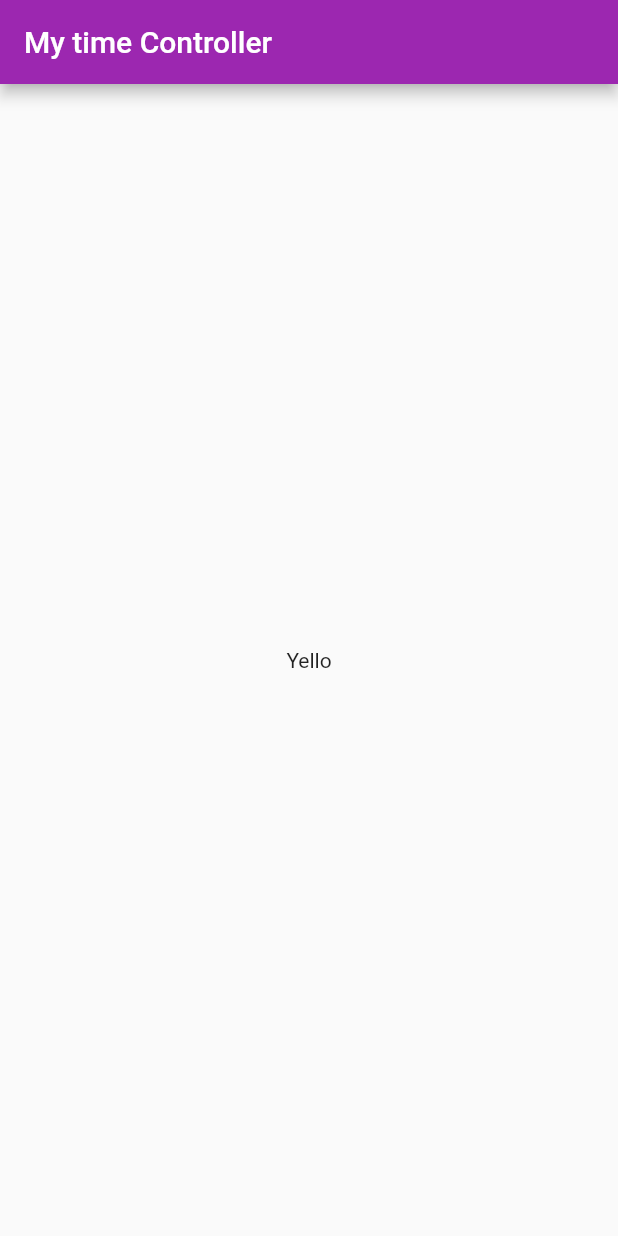
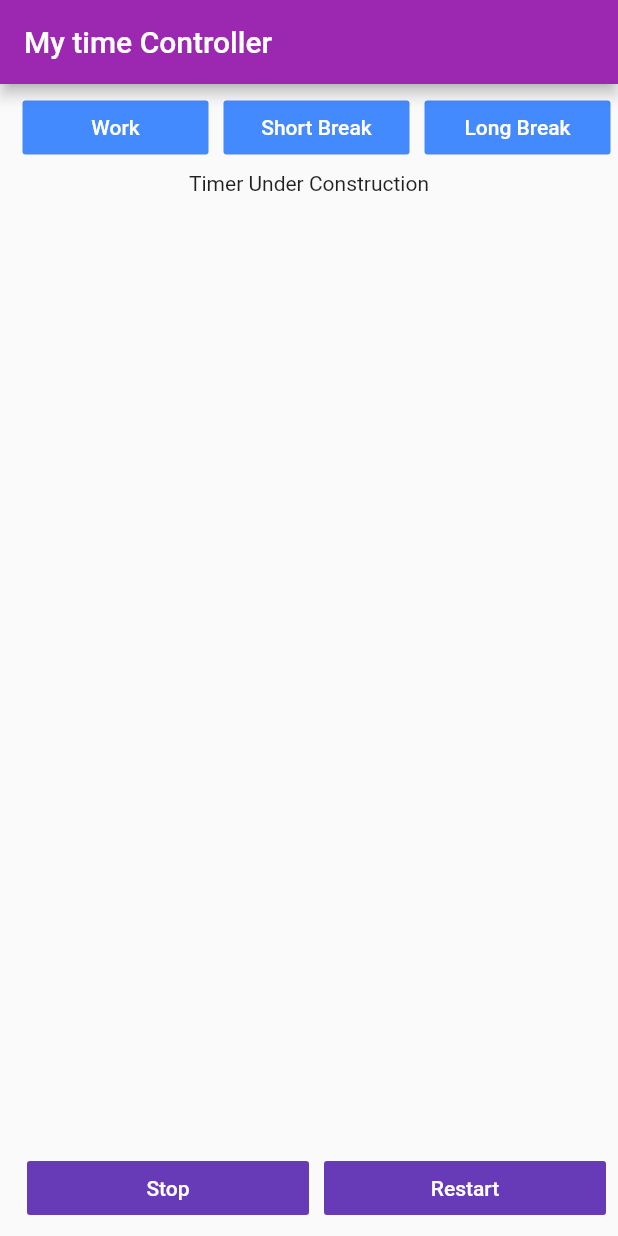
Before and after one commit to Wil-Wena/Productivity-App, a Flutter app: the screen it shows after launch, on a phone screen of 412 x 824 dp. Run offline on Flutter 3.47's test engine with Material 2 defaults, Android fonts, the phone set to English and light mode, and no system bars.

Commit message:
Timer Under Construction

```diff
--- /dev/null
+++ b/lib/Pages/TimeHomePage.dart
@@ -0,0 +1,78 @@
+import 'package:flutter/material.dart';
+import 'package:flutter/widgets.dart';
+import 'package:productivity_timer/main.dart';
+import 'package:productivity_timer/widgets/ProductivityButton.dart';
+
+class TimerHomePage extends StatelessWidget {
+  final Padding defaultPadding = const Padding(padding: EdgeInsets.all(5.0));
+
+  const TimerHomePage({Key? key}) : super(key: key);
+
+  @override
+  Widget build(BuildContext context) {
+    return SafeArea(
+      child: Scaffold(
+          appBar: AppBar(
+            title: const Text("My time Controller"),
+          ),
+          body: Column(
+            children: [
+              Padding(
+                padding: const EdgeInsets.all(5.0),
+                child: Row(
+                  mainAxisAlignment: MainAxisAlignment.start,
+                  crossAxisAlignment: CrossAxisAlignment.start,
+                  children: [
+                    defaultPadding,
+                    const Expanded(
+                        child: ProductivityButton(
+                            color: Colors.blueAccent,
+                            text: "Work",
+                            size: 23.5,
+                            onPressed: emptyMethod)),
+                    defaultPadding,
+                    const Expanded(
+                        child: ProductivityButton(
+                            color: Colors.blueAccent,
+                            text: "Short Break",
+                            size: 23.5,
+                            onPressed: emptyMethod)),
+                    defaultPadding,
+                    const Expanded(
+                        child: ProductivityButton(
+                            color: Colors.blueAccent,
+                            text: "Long Break",
+                            size: 23.5,
+                            onPressed: emptyMethod)),
+                  ],
+                ),
+              ),
+              const Expanded(child: Text("Timer Under Construction")),
+              Padding(
+                padding: const EdgeInsets.all(8.0),
+                child: Row(
+                  children: [
+                    defaultPadding,
+                    const Expanded(
+                      child: ProductivityButton(
+                          color: Colors.deepPurple,
+                          text: 'Stop',
+                          size: 40.0,
+                          onPressed: emptyMethod),
+                    ),
+                    defaultPadding,
+                    const Expanded(
+                      child: ProductivityButton(
+                          color: Colors.deepPurple,
+                          text: 'Restart',
+                          size: 40.0,
+                          onPressed: emptyMethod),
+                    ),
+                  ],
+                ),
+              )
+            ],
+          )),
+    );
+  }
+}
--- a/lib/main.dart
+++ b/lib/main.dart
@@ -1,4 +1,6 @@
 import 'package:flutter/material.dart';
+
+import 'Pages/TimeHomePage.dart';
 
 void main() {
   runApp(const MyApp());
@@ -21,16 +23,4 @@ class MyApp extends StatelessWidget {
   }
 }
 
-class TimerHomePage extends StatelessWidget {
-  const TimerHomePage({Key? key}) : super(key: key);
-
-  @override
-  Widget build(BuildContext context) {
-    return Scaffold(
-      appBar: AppBar(
-        title: Text("My time Controller"),
-      ),
-      body: Center(child: Text("Yello")),
-    );
-  }
-}
+void emptyMethod() {}
--- /dev/null
+++ b/lib/widgets/Expanded.dart
@@ -0,0 +1,8 @@
+import 'package:flutter/material.dart';
+import 'package:productivity_timer/widgets/ProductivityButton.dart';
+
+Widget({ProductivityButton}) {
+  return Expanded(
+    child: ProductivityButton,
+  );
+}
--- a/lib/widgets/ProductivityButton/ProductivityButton.dart
+++ b/lib/widgets/ProductivityButton.dart
@@ -15,6 +15,7 @@ class ProductivityButton extends StatelessWidget {
 
   @override
   Widget build(BuildContext context) {
+    // ignore: deprecated_member_use
     return FlatButton(
       onPressed: this.onPressed,
       child: Text(
```
